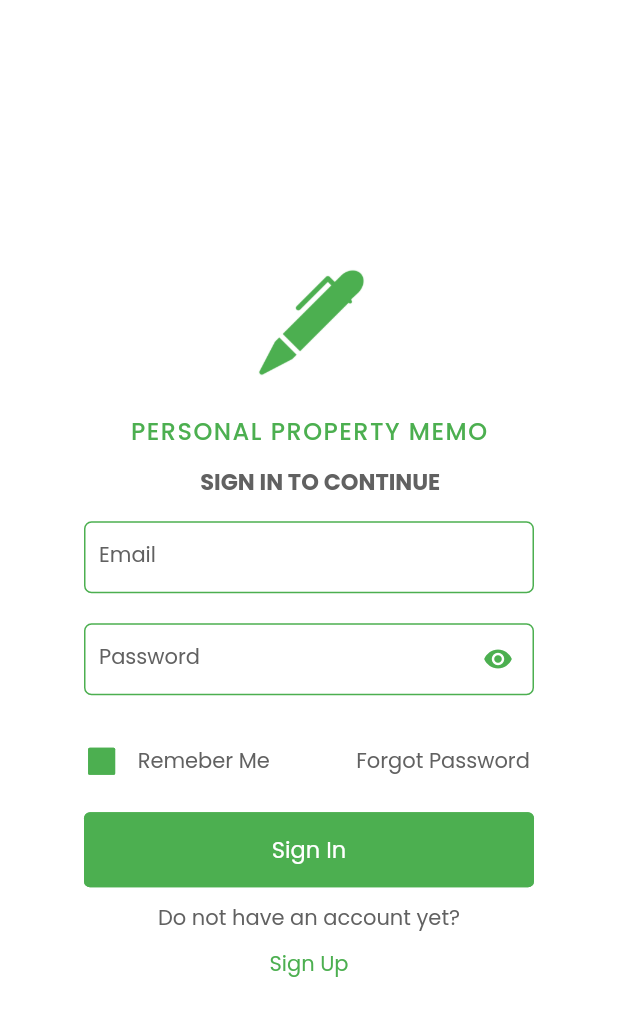
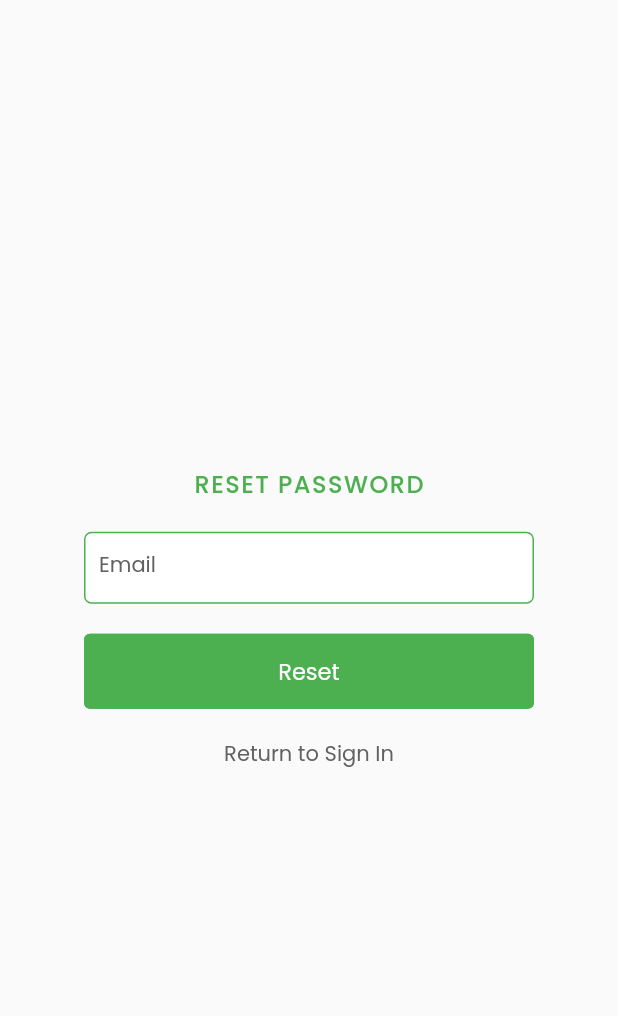
Before and after one commit to Jonathan-Multivurse/Memo, a Flutter app: the screen it shows after launch, after a tap on "Forgot Password", on a phone screen of 412 x 824 dp. Shown: the top 1016 px of the screen. Run offline on Flutter 3.47's test engine with Material 2 defaults, Android fonts, the phone set to English and light mode, and no system bars; our stand-ins replace bloc, carousel_slider, cloud_firestore, firebase_auth, firebase_core, flutter_bloc and 4 more; missing offline and left inert: cloud_firestore_web, firebase_auth_web, firebase_core_web, image_picker_for_web, shared_preferences_web; accounts and stored records are empty.

Commit message:
password reset

```diff
--- a/lib/routes/routes.dart
+++ b/lib/routes/routes.dart
@@ -5,6 +5,7 @@ import 'package:ppm/screens/authentication.dart';
 import 'package:ppm/screens/memo_details.dart';
 import 'package:ppm/screens/notifications.dart';
 import 'package:ppm/screens/registration.dart';
+import 'package:ppm/widgets/authentication/pass_reset.dart';
 
 const String AuthenticationRoute = '/authentication';
 const String RegistrationRoute = '/registration';
@@ -12,6 +13,7 @@ const String ResetpasswordRoute = '/reset-password';
 const String HomeRoute = '/home';
 const String NotificationsRoute = '/notifications';
 const String MemoDetailsRoute = '/memodetails';
+const String ResetRoute = '/resetroute';
 
 class Routes {
   static Route<dynamic> generateRoute(RouteSettings settings) {
@@ -51,6 +53,13 @@ class Routes {
           settings: settings,
           duration: const Duration(milliseconds: 200),
         );
+      case ResetRoute:
+        return PageTransition(
+          child: ResetPassword(),
+          type: PageTransitionType.rightToLeftWithFade,
+          settings: settings,
+          duration: const Duration(milliseconds: 200),
+        );
       default:
         return PageTransition(
           child: Container(),
--- a/lib/widgets/authentication/form.dart
+++ b/lib/widgets/authentication/form.dart
@@ -142,7 +142,7 @@ class _AuthFormState extends State<AuthForm> {
                     ),
                     ForgotPassword(
                       onTap: () {
-                        print('works');
+                        Navigator.pushNamed(context, ResetRoute);
                       },
                     )
                   ],
--- /dev/null
+++ b/lib/widgets/authentication/pass_reset.dart
@@ -0,0 +1,100 @@
+import 'package:firebase_auth/firebase_auth.dart';
+import 'package:flutter/material.dart';
+import 'package:form_field_validator/form_field_validator.dart';
+import 'package:ppm/components/alert_model.dart';
+import 'package:ppm/components/confirmation_model.dart';
+import 'package:ppm/routes/routes.dart';
+import 'package:ppm/theme/theme.dart';
+import 'package:ppm/widgets/authentication/return.dart';
+import 'package:ppm/widgets/common/button.dart';
+import 'package:ppm/widgets/common/input.dart';
+
+class ResetPassword extends StatelessWidget {
+  const ResetPassword({Key? key}) : super(key: key);
+
+  @override
+  Widget build(BuildContext context) {
+    final _formKey = GlobalKey<FormState>();
+    final emailValidator = MultiValidator([
+      RequiredValidator(errorText: 'Email is required'),
+      EmailValidator(errorText: 'Enter a valid email address')
+    ]);
+    var _emailController = TextEditingController();
+
+    void passwordReset() {
+      FirebaseAuth.instance
+          .sendPasswordResetEmail(
+        email: _emailController.text,
+      )
+          .then((result) {
+        showDialog(
+            context: context,
+            barrierDismissible: false,
+            builder: (BuildContext context) {
+              return Center(
+                  child: ConfirmationModel(
+                      title: 'Password Reset',
+                      data: 'Reset link sent to your email',
+                      height: 200,
+                      width: 300,
+                      padding: EdgeInsets.all(20),
+                      onPressed: () {
+                        Navigator.pushNamed(context, AuthenticationRoute);
+                      },
+                      button: 'Got it'));
+            });
+      }).catchError((err) {
+        print(err.message);
+        showDialog(
+            context: context,
+            builder: (BuildContext context) {
+              return Center(
+                child: AlertModel(
+                  padding: EdgeInsets.all(20),
+                  data: err.message,
+                  height: 200,
+                  width: 300,
+                ),
+              );
+            });
+      });
+    }
+
+    return Material(
+      child: Form(
+          key: _formKey,
+          child: Column(
+            mainAxisAlignment: MainAxisAlignment.center,
+            children: [
+              Text(
+                'Reset Password'.toUpperCase(),
+                style: theme.textTheme.headline3,
+              ),
+              SizedBox(height: 20),
+              Input(
+                  obscure: false,
+                  label: 'Email',
+                  suffixIcon:
+                      Visibility(visible: false, child: Icon(Icons.email)),
+                  validator: emailValidator,
+                  controller: _emailController),
+              SizedBox(height: 20),
+              Button(
+                onPressed: () {
+                  if (_formKey.currentState!.validate()) {
+                    print('Reset');
+                    passwordReset();
+                  }
+                },
+                style: theme.textButtonTheme.style!,
+                text: 'Reset',
+              ),
+              SizedBox(height: 20),
+              Return(onTap: () {
+                Navigator.pushNamed(context, AuthenticationRoute);
+              })
+            ],
+          )),
+    );
+  }
+}
--- /dev/null
+++ b/lib/widgets/authentication/return.dart
@@ -0,0 +1,21 @@
+import 'package:flutter/material.dart';
+import 'package:ppm/theme/theme.dart';
+
+class Return extends StatelessWidget {
+  final Function() onTap;
+  const Return({Key? key, required this.onTap}) : super(key: key);
+
+  @override
+  Widget build(BuildContext context) {
+    return InkWell(
+      onTap: onTap,
+      splashFactory: NoSplash.splashFactory,
+      hoverColor: Colors.transparent,
+      highlightColor: Colors.transparent,
+      child: Text('Return to Sign In',
+          style: theme.textTheme.subtitle2,
+          textAlign: TextAlign.left,
+          textDirection: TextDirection.ltr),
+    );
+  }
+}
```
Also changed, not shown: 1 other file.
